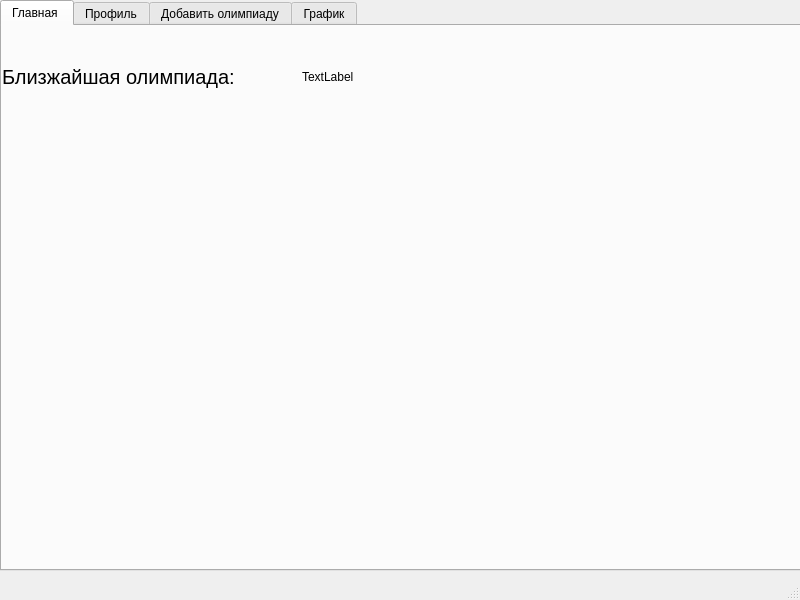
Qt form mainDis.ui (Karaseyka/olimpSchedule) before a commit.
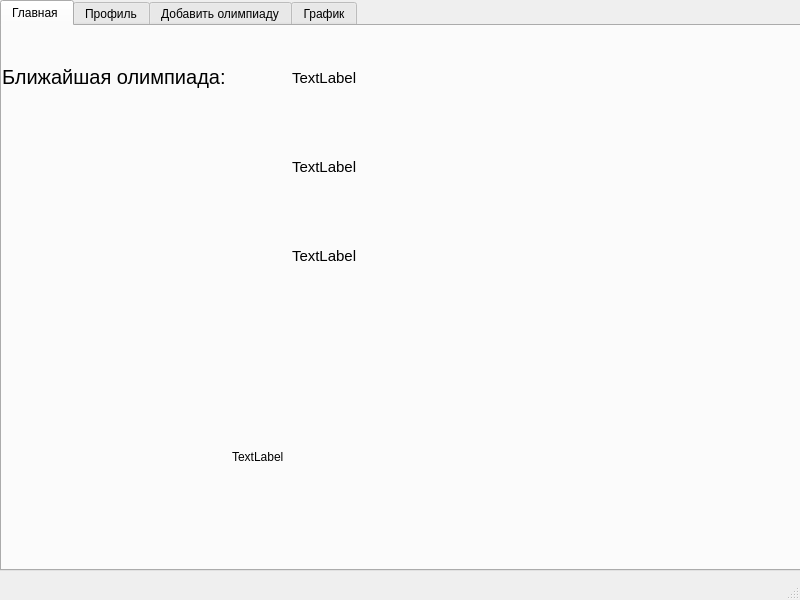
The same form after that commit. The open tabs and pages were chosen to show the change.

Commit message: add main in mainPG

Diff of the .ui file:
```diff
--- a/mainDis.ui
+++ b/mainDis.ui
@@ -73,16 +73,64 @@
        </font>
       </property>
       <property name="text">
-       <string>Близжайшая олимпиада:</string>
+       <string>Ближайшая олимпиада:</string>
       </property>
      </widget>
-     <widget class="QLabel" name="label_2">
+     <widget class="QWidget" name="verticalLayoutWidget_2">
       <property name="geometry">
        <rect>
-        <x>300</x>
-        <y>20</y>
-        <width>301</width>
-        <height>61</height>
+        <x>290</x>
+        <y>10</y>
+        <width>501</width>
+        <height>261</height>
+       </rect>
+      </property>
+      <layout class="QVBoxLayout" name="verticalLayout_2">
+       <item>
+        <widget class="QLabel" name="nearLabel">
+         <property name="font">
+          <font>
+           <pointsize>11</pointsize>
+          </font>
+         </property>
+         <property name="text">
+          <string>TextLabel</string>
+         </property>
+        </widget>
+       </item>
+       <item>
+        <widget class="QLabel" name="nearLabel_2">
+         <property name="font">
+          <font>
+           <pointsize>11</pointsize>
+          </font>
+         </property>
+         <property name="text">
+          <string>TextLabel</string>
+         </property>
+        </widget>
+       </item>
+       <item>
+        <widget class="QLabel" name="nearLabel_3">
+         <property name="font">
+          <font>
+           <pointsize>11</pointsize>
+          </font>
+         </property>
+         <property name="text">
+          <string>TextLabel</string>
+         </property>
+        </widget>
+       </item>
+      </layout>
+     </widget>
+     <widget class="QLabel" name="logo">
+      <property name="geometry">
+       <rect>
+        <x>230</x>
+        <y>340</y>
+        <width>321</width>
+        <height>181</height>
        </rect>
       </property>
       <property name="text">
```
Left out of the diff: 4 changed lines with no effect on the pictures. The commit also changes 2 other files.
